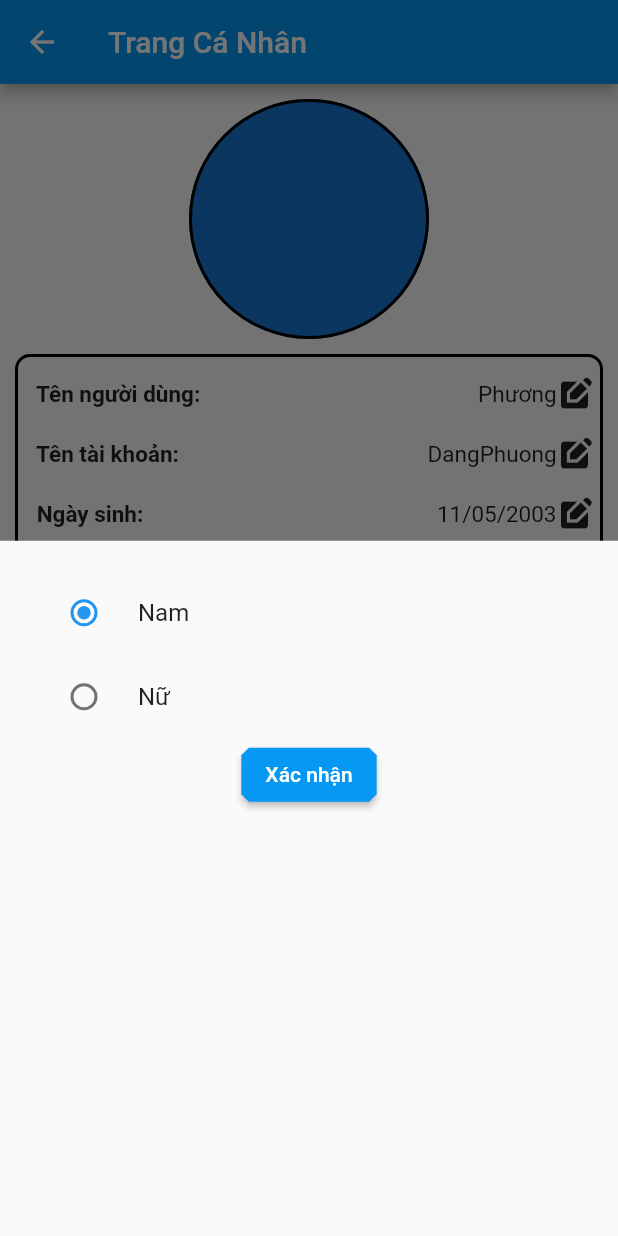
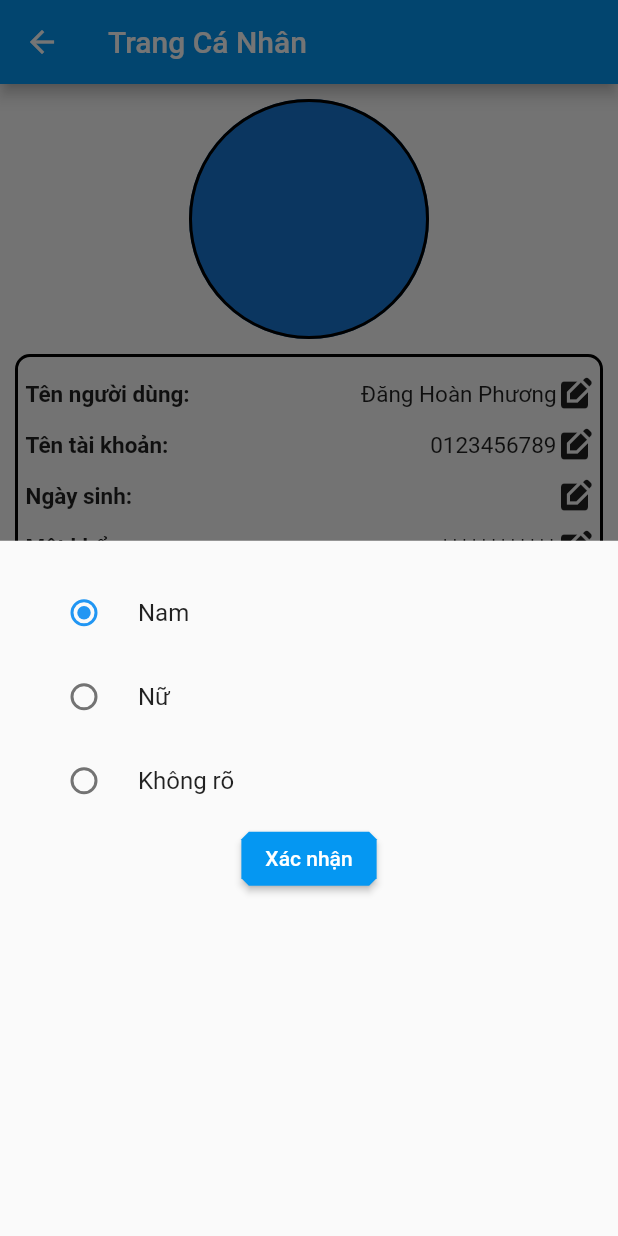
Before and after one commit to vongola-le/DoAn_Nhung, a Flutter app: the Profile screen opened directly, item 3 of the bottom bar chosen, after a tap on "Nam", on a phone screen of 412 x 824 dp. Run offline on Flutter 3.47's test engine with Material 2 defaults, Android fonts, the phone set to English and light mode, and no system bars; our stand-ins replace carousel_slider, chewie, video_player; network calls fail.

Commit message:
Thêm file json của user, class đối tượng user lấy danh sách users, sửa lại trang Profile

```diff
--- a/DoAn/app_smart_house/lib/main.dart
+++ b/DoAn/app_smart_house/lib/main.dart
@@ -18,7 +18,7 @@ class MyApp extends StatelessWidget {
       theme: ThemeData(
         primarySwatch: Colors.blue,
       ),
-      home: LoginScreen(),
+      home: Profile(),
       debugShowCheckedModeBanner: false,
     );
   }
--- /dev/null
+++ b/DoAn/app_smart_house/lib/model/db_user_Reader.dart
@@ -0,0 +1,13 @@
+import 'package:flutter/services.dart';
+
+class InforUserReader{
+  Future<String> getInfor() async{
+    String s="";
+    try{
+      s=await rootBundle.loadString('assets/data/user.json');
+      return (s);
+    }catch (e){
+      return e.toString();
+    }
+  }
+}
--- /dev/null
+++ b/DoAn/app_smart_house/lib/model/user.dart
@@ -0,0 +1,40 @@
+import 'dart:convert';
+import 'package:app_smart_house/model/db_user_Reader.dart';
+
+class User {
+  int id;
+  String img;
+  String name;
+  String account;
+  String date;
+  String password;
+  String phone;
+  String email;
+  String address;
+  String sex;
+  User(this.id,this.img,this.name,this.account,this.date,this.password,this.phone,this.email,this.address,this.sex);
+
+  User.fromJson(Map<String,dynamic> json)
+    :id=json['id'],
+    img=json['img'],
+    name=json['name'],
+    account=json['account'],
+    date=json['date'],
+    password=json['password'],
+    phone=json['phone'],
+    email=json['email'],
+    address=json['address'],
+    sex=json['sex'];
+  static List<User> users=[];
+
+
+  static Future<void> loadData() async{
+    InforUserReader reader=InforUserReader();
+    String data =await reader.getInfor();
+    List<dynamic> lst=jsonDecode(data);
+    for (var entry in lst){
+      users.add(User.fromJson(entry));
+    }
+  }
+
+}
--- a/DoAn/app_smart_house/lib/view/ProfileScreen.dart
+++ b/DoAn/app_smart_house/lib/view/ProfileScreen.dart
@@ -1,19 +1,38 @@
+import 'package:app_smart_house/model/user.dart';
 import 'package:app_smart_house/view/BottomMenu.dart';
 import 'package:flutter/material.dart';
 
 class Profile extends StatefulWidget {
   Profile({
     super.key,
+    // Truyền ID người dùng vào đây
+    // required this.id
   });
-  int stt = 0;
-  bool sexbool = false;
+  int id=1;
   @override
   State<Profile> createState() => _ProfileState();
 }
 
 class _ProfileState extends State<Profile> {
+    List<User> lst_users=[];
+    User user=User(0, "", "", "", "", "", "", "", "", "");
+    @override
+  void initState() {
+    super.initState();
+    User.loadData().then((value) {
+      setState(() {
+        lst_users=User.users;
+        for(var us in lst_users){
+          if(us.id==widget.id){
+            user=us;
+          }
+        }
+      });
+    });
+  }
   @override
   Widget build(BuildContext context) {
+
     return Scaffold(
         appBar: AppBar(
           backgroundColor: const Color(0xFF0597F2),
@@ -28,8 +47,8 @@ class _ProfileState extends State<Profile> {
               children: [
                 const SizedBox(height: 10.0),
                 CircleAvatar(
-                  backgroundImage: const NetworkImage(
-                      "https://encrypted-tbn0.gstatic.com/images?q=tbn:ANd9GcSOH2aZnIHWjMQj2lQUOWIL2f4Hljgab0ecZQ&usqp=CAU"),
+                  backgroundImage:  NetworkImage((user.img!=""?user.img:
+                      "https://encrypted-tbn0.gstatic.com/images?q=tbn:ANd9GcSOH2aZnIHWjMQj2lQUOWIL2f4Hljgab0ecZQ&usqp=CAU")),
                   radius: 80.0,
                   child: Container(
                     decoration: BoxDecoration(
@@ -49,48 +68,7 @@ class _ProfileState extends State<Profile> {
                       ),
                       borderRadius: BorderRadius.circular(10.0),
                     ),
-                    child: Column(
-                      children: [
-                        UserInfoItem(
-                            text: 'Tên người dùng:', value: 'Phương', stt: 1),
-                        UserInfoItem(
-                          text: 'Tên tài khoản:',
-                          value: 'DangPhuong',
-                          stt: 2,
-                        ),
-                        UserInfoItem(
-                          text: 'Ngày sinh:',
-                          value: '11/05/2003',
-                          stt: 3,
-                        ),
-                        UserInfoItem(
-                          text: 'Mật khẩu:',
-                          value: '******',
-                          stt: 4,
-                        ),
-                        UserInfoItem(
-                          text: 'Số điện thoại:',
-                          value: '0123423423',
-                          stt: 5,
-                        ),
-                        UserInfoItem(
-                          text: 'Email:',
-                          value: 'phuong@gmail.com',
-                          stt: 6,
-                        ),
-                        UserInfoItem(
-                          text: 'Địa chỉ:',
-                          value: 'Tỉnh Tiền Giang',
-                          stt: 7,
-                        ),
-                        UserInfoItem(
-                          text: 'Giới tính:',
-                          value: 'Nam',
-                          stt: 8,
-                          sexbool: true,
-                        ),
-                      ],
-                    ),
+                    child: UserInfoItem(user: user)
                   ),
                 ),
                 Column(
@@ -154,29 +132,23 @@ class _ProfileState extends State<Profile> {
 class UserInfoItem extends StatefulWidget {
   UserInfoItem(
       {super.key,
-      required this.text,
-      required this.value,
-      required this.stt,
-      this.sexbool = false});
-  final String text;
-  final String value;
-  final int stt;
-  bool sexbool;
+      required this.user});
+      User user;
 
   @override
   State<UserInfoItem> createState() => _UserInfoItemState();
 }
 
-enum Sex { male, female }
+enum Sex { male, female,unknow }
 
 class _UserInfoItemState extends State<UserInfoItem> {
-  void _modalBottomSheetMenu() {
+  void _modalBottomSheetMenu(int stt) {
     showModalBottomSheet(
         context: context,
         builder: (context) {
-          Sex? _sex = widget.sexbool ? Sex.male : Sex.female;
+          Sex? _sex = widget.user.sex==""?Sex.unknow:(widget.user.sex=="Nam"?Sex.male:Sex.female);
           return Column(children: [
-            if (widget.stt == 1)
+            if (stt == 1)
               Padding(
                   padding: const EdgeInsets.all(20),
                   child: Column(
@@ -203,7 +175,7 @@ class _UserInfoItemState extends State<UserInfoItem> {
                           )),
                     ],
                   ))
-            else if (widget.stt == 2)
+            else if (stt == 2)
               Padding(
                   padding: const EdgeInsets.all(20),
                   child: Column(
@@ -231,7 +203,7 @@ class _UserInfoItemState extends State<UserInfoItem> {
                                           BorderRadius.circular(5))))),
                     ],
                   ))
-            else if (widget.stt == 3)
+            else if (stt == 3)
               Padding(
                   padding: const EdgeInsets.all(20),
                   child: Column(
@@ -260,7 +232,7 @@ class _UserInfoItemState extends State<UserInfoItem> {
                                           BorderRadius.circular(5))))),
                     ],
                   ))
-            else if (widget.stt == 4)
+            else if (stt == 4)
               Padding(
                   padding: const EdgeInsets.all(20),
                   child: Column(
@@ -296,7 +268,7 @@ class _UserInfoItemState extends State<UserInfoItem> {
                                           BorderRadius.circular(5))))),
                     ],
                   ))
-            else if (widget.stt == 5)
+            else if (stt == 5)
               Padding(
                   padding: const EdgeInsets.all(20),
                   child: Column(
@@ -325,7 +297,7 @@ class _UserInfoItemState extends State<UserInfoItem> {
                                           BorderRadius.circular(5))))),
                     ],
                   ))
-            else if (widget.stt == 6)
+            else if (stt == 6)
               Padding(
                   padding: const EdgeInsets.all(20),
                   child: Column(
@@ -352,7 +324,7 @@ class _UserInfoItemState extends State<UserInfoItem> {
                                           BorderRadius.circular(5))))),
                     ],
                   ))
-            else if (widget.stt == 7)
+            else if (stt == 7)
               Padding(
                   padding: const EdgeInsets.all(20),
                   child: Column(
@@ -379,7 +351,7 @@ class _UserInfoItemState extends State<UserInfoItem> {
                                           BorderRadius.circular(5))))),
                     ],
                   ))
-            else if (widget.stt == 8)
+            else if (stt == 8)
               Padding(
                   padding: const EdgeInsets.all(20),
                   child: Column(
@@ -391,7 +363,6 @@ class _UserInfoItemState extends State<UserInfoItem> {
                         onChanged: (Sex? value) {
                           setState(() {
                             _sex = value!;
-                            widget.sexbool = _sex == Sex.male ? true : false;
                           });
                         },
                       ),
@@ -402,7 +373,16 @@ class _UserInfoItemState extends State<UserInfoItem> {
                         onChanged: (Sex? value) {
                           setState(() {
                             _sex = value!;
-                            widget.sexbool = _sex == Sex.male ? true : false;
+                          });
+                        },
+                      ),
+                      RadioListTile<Sex>(
+                        title: const Text("Không rõ"),
+                        value: Sex.unknow,
+                        groupValue: _sex,
+                        onChanged: (Sex? value) {
+                          setState(() {
+                            _sex = value!;
                           });
                         },
                       ),
@@ -429,27 +409,201 @@ class _UserInfoItemState extends State<UserInfoItem> {
   Widget build(BuildContext context) {
     return Padding(
       padding: const EdgeInsets.symmetric(vertical: 8.0),
-      child: Row(
+      child: Column(
+        children: [
+          Row(
         mainAxisAlignment: MainAxisAlignment.spaceBetween,
         children: [
-          Text('  ${widget.text}',
+          const Text('Tên người dùng:',
               style:
-                  const TextStyle(fontWeight: FontWeight.bold, fontSize: 15)),
+                   TextStyle(fontWeight: FontWeight.bold, fontSize: 15)),
           const SizedBox(width: 40.0),
           GestureDetector(
             onTap: () {
-              _modalBottomSheetMenu();
+              _modalBottomSheetMenu(1);
             },
             child: Row(children: [
               Text(
-                widget.value,
+                widget.user.name,
                 style: const TextStyle(fontSize: 15),
               ),
               const Icon(Icons.edit_square)
-            ]),
+            ]
+            ),
           ),
         ],
       ),
+      const Padding(padding: EdgeInsets.only(top: 10)),
+            Row(
+        mainAxisAlignment: MainAxisAlignment.spaceBetween,
+        children: [
+          const Text('Tên tài khoản:',
+              style:
+                   TextStyle(fontWeight: FontWeight.bold, fontSize: 15)),
+          const SizedBox(width: 40.0),
+          GestureDetector(
+            onTap: () {
+              _modalBottomSheetMenu(2);
+            },
+            child: Row(children: [
+              Text(
+                widget.user.account,
+                style: const TextStyle(fontSize: 15),
+              ),
+              const Icon(Icons.edit_square)
+            ]
+            ),
+          ),
+        ],
+      ),
+      const Padding(padding: EdgeInsets.only(top: 10)),
+            Row(
+        mainAxisAlignment: MainAxisAlignment.spaceBetween,
+        children: [
+          const Text('Ngày sinh:',
+              style:
+                   TextStyle(fontWeight: FontWeight.bold, fontSize: 15)),
+          const SizedBox(width: 40.0),
+          GestureDetector(
+            onTap: () {
+              _modalBottomSheetMenu(3);
+            },
+            child: Row(children: [
+              Text(
+                widget.user.date,
+                style: const TextStyle(fontSize: 15),
+              ),
+              const Icon(Icons.edit_square)
+            ]
+            ),
+          ),
+        ],
+      ),
+      const Padding(padding: EdgeInsets.only(top: 10)),
+
+            Row(
+        mainAxisAlignment: MainAxisAlignment.spaceBetween,
+        children: [
+          const Text('Mật khẩu:',
+              style:
+                   TextStyle(fontWeight: FontWeight.bold, fontSize: 15)),
+          const SizedBox(width: 40.0),
+          GestureDetector(
+            onTap: () {
+              _modalBottomSheetMenu(4);
+            },
+            child: Row(children: [
+              Text(
+                "************",
+                style: const TextStyle(fontSize: 15,),
+              ),
+              const Icon(Icons.edit_square)
+            ]
+            ),
+          ),
+        ],
+      ),
+      const Padding(padding: EdgeInsets.only(top: 10)),
+
+            Row(
+        mainAxisAlignment: MainAxisAlignment.spaceBetween,
+        children: [
+          const Text('Số điện thoại:',
+              style:
+                   TextStyle(fontWeight: FontWeight.bold, fontSize: 15)),
+          const SizedBox(width: 40.0),
+          GestureDetector(
+            onTap: () {
+              _modalBottomSheetMenu(5);
+            },
+            child: Row(children: [
+              Text(
+                widget.user.phone,
+                style: const TextStyle(fontSize: 15),
+              ),
+              const Icon(Icons.edit_square)
+            ]
+            ),
+          ),
+        ],
+      ),
+
+      const Padding(padding: EdgeInsets.only(top: 10)),
+
+            Row(
+        mainAxisAlignment: MainAxisAlignment.spaceBetween,
+        children: [
+          const Text('Email:',
+              style:
+                   TextStyle(fontWeight: FontWeight.bold, fontSize: 15)),
+          const SizedBox(width: 40.0),
+          GestureDetector(
+            onTap: () {
+              _modalBottomSheetMenu(6);
+            },
+            child: Row(children: [
+              Text(
+                widget.user.email,
+                style: const TextStyle(fontSize: 15),
+              ),
+              const Icon(Icons.edit_square)
+            ]
+            ),
+          ),
+        ],
+      ),
+
+      const Padding(padding: EdgeInsets.only(top: 10)),
+
+            Row(
+        mainAxisAlignment: MainAxisAlignment.spaceBetween,
+        children: [
+          const Text('Địa chỉ:',
+              style:
+                   TextStyle(fontWeight: FontWeight.bold, fontSize: 15)),
+          const SizedBox(width: 40.0),
+          GestureDetector(
+            onTap: () {
+              _modalBottomSheetMenu(7);
+            },
+            child: Row(children: [
+              Text(
+                widget.user.address,
+                style: const TextStyle(fontSize: 15),
+              ),
+              const Icon(Icons.edit_square)
+            ]
+            ),
+          ),
+        ],
+      ),
+
+      const Padding(padding: EdgeInsets.only(top: 10)),
+
+            Row(
+        mainAxisAlignment: MainAxisAlignment.spaceBetween,
+        children: [
+          const Text('Giới tính:',
+              style:
+                   TextStyle(fontWeight: FontWeight.bold, fontSize: 15)),
+          const SizedBox(width: 40.0),
+          GestureDetector(
+            onTap: () {
+              _modalBottomSheetMenu(8);
+            },
+            child: Row(children: [
+              Text(
+                widget.user.sex,
+                style: const TextStyle(fontSize: 15),
+              ),
+              const Icon(Icons.edit_square)
+            ]
+            ),
+          ),
+        ],
+      ),
+        ],
+      )
     );
     ;
   }
--- a/DoAn/app_smart_house/pubspec.yaml
+++ b/DoAn/app_smart_house/pubspec.yaml
@@ -19,7 +19,7 @@ publish_to: 'none' # Remove this line if you wish to publish to pub.dev
 version: 1.0.0+1
 
 environment:
-  sdk: '>=3.1.5 <4.0.0'
+  sdk: '3.1.4'
 
 # Dependencies specify other packages that your package needs in order to work.
 # To automatically upgrade your package dependencies to the latest versions
@@ -66,6 +66,7 @@ flutter:
   assets:
   #   - images/a_dot_burr.jpeg
   #   - images/a_dot_ham.jpeg
+      - assets/data/user.json
       - assets/img/h1.jpg
       - assets/img/h2.jpg
       - assets/img/h3.jpg
```
Also changed, not shown: DoAn/app_smart_house/assets/data/user.json (added, +50 -0 lines), DoAn/app_smart_house/pubspec.lock, 1 other file.
